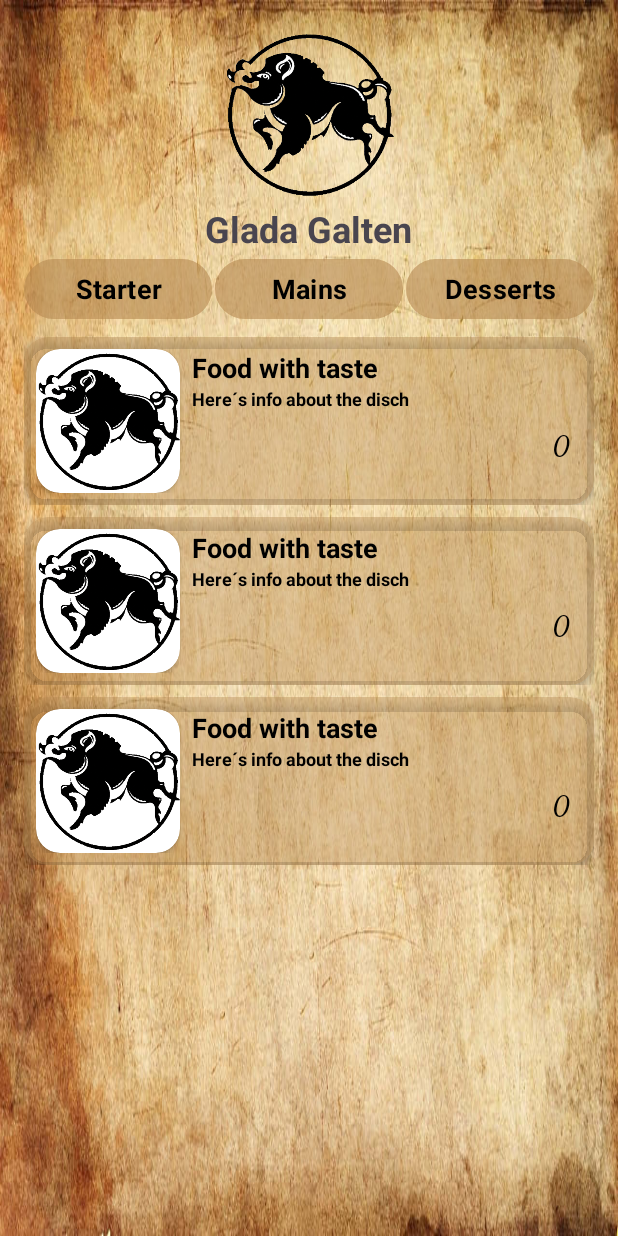
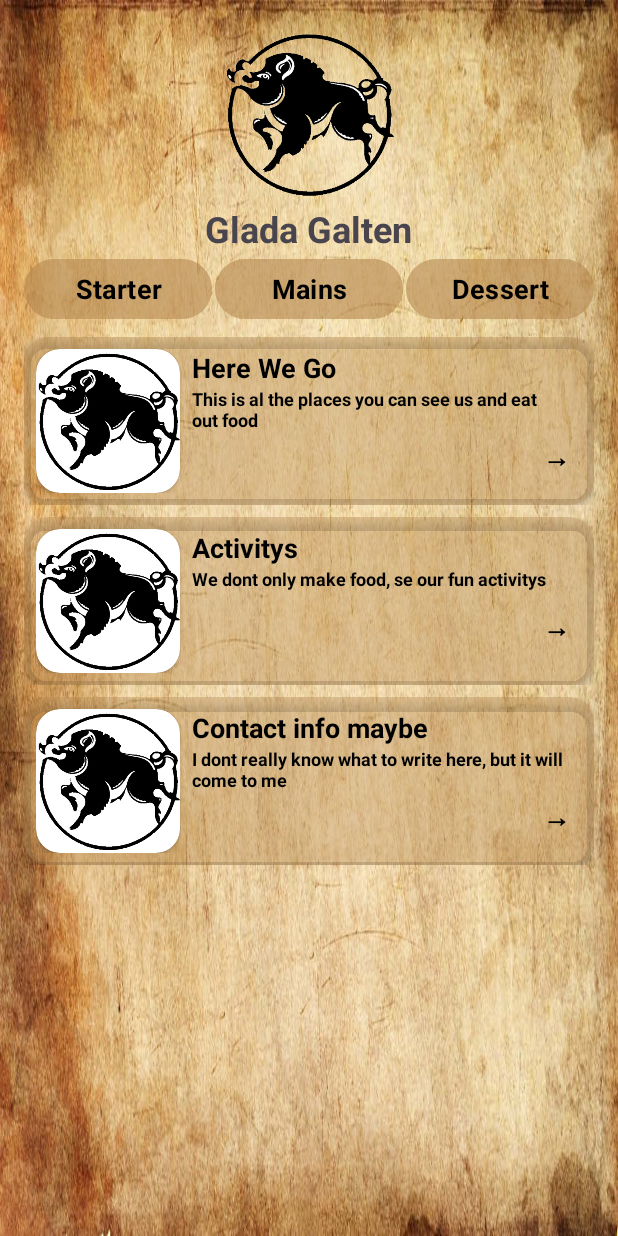
Before and after one commit to JungblomSt/Resturant, an Android app: the screen it shows after launch (MainActivity), on a phone screen of 412 x 824 dp. Run offline under Robolectric (Android 15) with nearby library versions, the phone set to English and light mode, and no system bars; Roboto replaces fonts that are not available here.

Commit message:
Added startpage

```diff
--- a/app/src/main/java/com/example/resturantmeny/MainActivity.kt
+++ b/app/src/main/java/com/example/resturantmeny/MainActivity.kt
@@ -49,6 +49,18 @@ class MainActivity : AppCompatActivity() {
         val coursePrice3 = courseCard3.findViewById<TextView>(R.id.cours_card_price_text)
 
 
+        // Main Start
+        courseHead1.text = getString(R.string.head_text_main_start1)
+        courseInfo1.text = getString(R.string.info_text_main_start1)
+        coursePrice1.text = getString(R.string.arrow)
+
+        courseHead2.text = getString(R.string.head_text_main_start2)
+        courseInfo2.text = getString(R.string.info_text_main_start2)
+        coursePrice2.text = getString(R.string.arrow)
+
+        courseHead3.text = getString(R.string.head_text_main_start3)
+        courseInfo3.text = getString(R.string.info_text_main_start3)
+        coursePrice3.text = getString(R.string.arrow)
 
         // Starters
         button1.setOnClickListener {
--- a/app/src/main/res/values/strings.xml
+++ b/app/src/main/res/values/strings.xml
@@ -1,14 +1,27 @@
 <resources>
     <string name="app_name">ResturantMeny</string>
     <string name="menu2">Mains</string>
-    <string name="menu3">Desserts</string>
+    <string name="menu3">Dessert</string>
     <string name="menu1">Starter</string>
     <string name="price_default">0</string>
-    <string name="info_default">Here´s info about the disch</string>
+    <string name="info_default">Here is info about the dish</string>
     <string name="head_text">Food with taste</string>
     <string name="image_description_default">Food</string>
 
-    <!--    private val menu1 = mutableListOf("Surkorv", "Kött på pinne", "Gravlaxrulle")-->
+    <!--    Menu Main Start -->
+    <string name="head_text_main_start1">Here We Go</string>
+    <string name="info_text_main_start1">This is al the places you can see us and eat out food</string>
+    <string name="arrow">\u2192</string>
+
+    <string name="head_text_main_start2">Activitys</string>
+    <string name="info_text_main_start2">We dont only make food, se our fun activitys</string>
+
+    <string name="head_text_main_start3">Contact info maybe</string>
+    <string name="info_text_main_start3">I dont really know what to write here, but it will come to me</string>
+
+
+
+    <!--    Menu 1 -->
     <string name="head_text_starter1">Sour sausage</string>
     <string name="info_text_starter1">Isterband (pork) in rye bread with carrot salad and horseradish cream</string>
     <string name="price_text_starter1">8€</string>
@@ -21,7 +34,7 @@
     <string name="info_text_starter3">Marinated salmon in flatbread with blue cheese coleslaw</string>
     <string name="price_text_starter3">12€</string>
 
-    <!--    private val menu2 = mutableListOf("1/2 Kyckling","Riddarrester","Betbiffar")-->
+    <!--    Menu 2 -->
 
     <string name="head_text_main1">1/2 Chicken</string>
     <string name="info_text_main1">Half a grilled chicken with root vegetable fries and garlic sauce</string>
@@ -35,7 +48,7 @@
     <string name="info_text_main3">Beetroot and sunflowerseeds-steaks with wheat, flavored with feta cheese and thyme</string>
     <string name="price_text_main3">17€</string>
 
-    <!--    private val menu3 = mutableListOf("Äppelkaka","Päron","Saffranspannkaka")-->
+    <!--    Menu 3 -->
 
     <string name="head_text_desert1">Applecake</string>
     <string name="info_text_desert1">Crunchy cinnamon-spiced apple cake with honeymascarpone</string>
```
